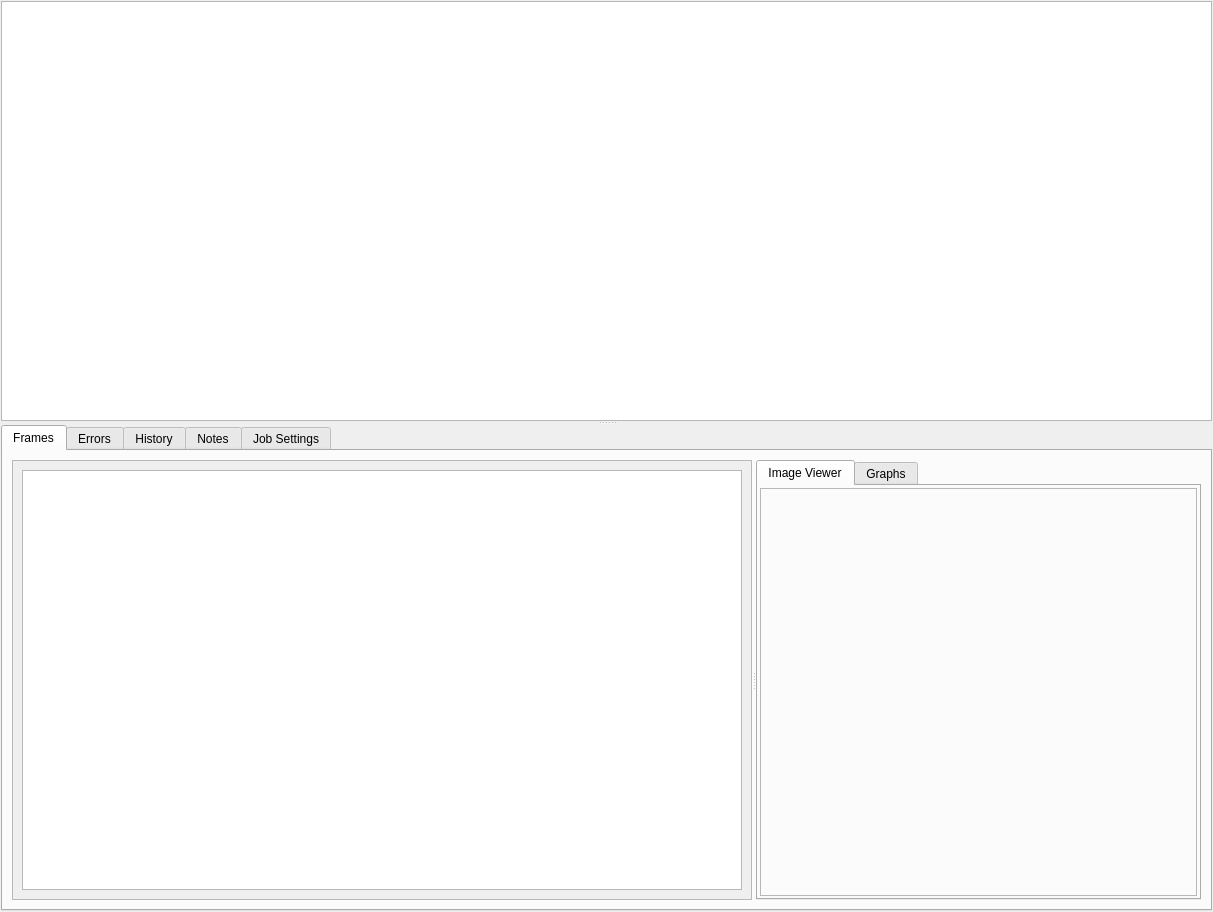
justajeffy/arsenalsuite, file cpp/lib/freezer/ui/joblistwidgetui.ui: the form before one commit.
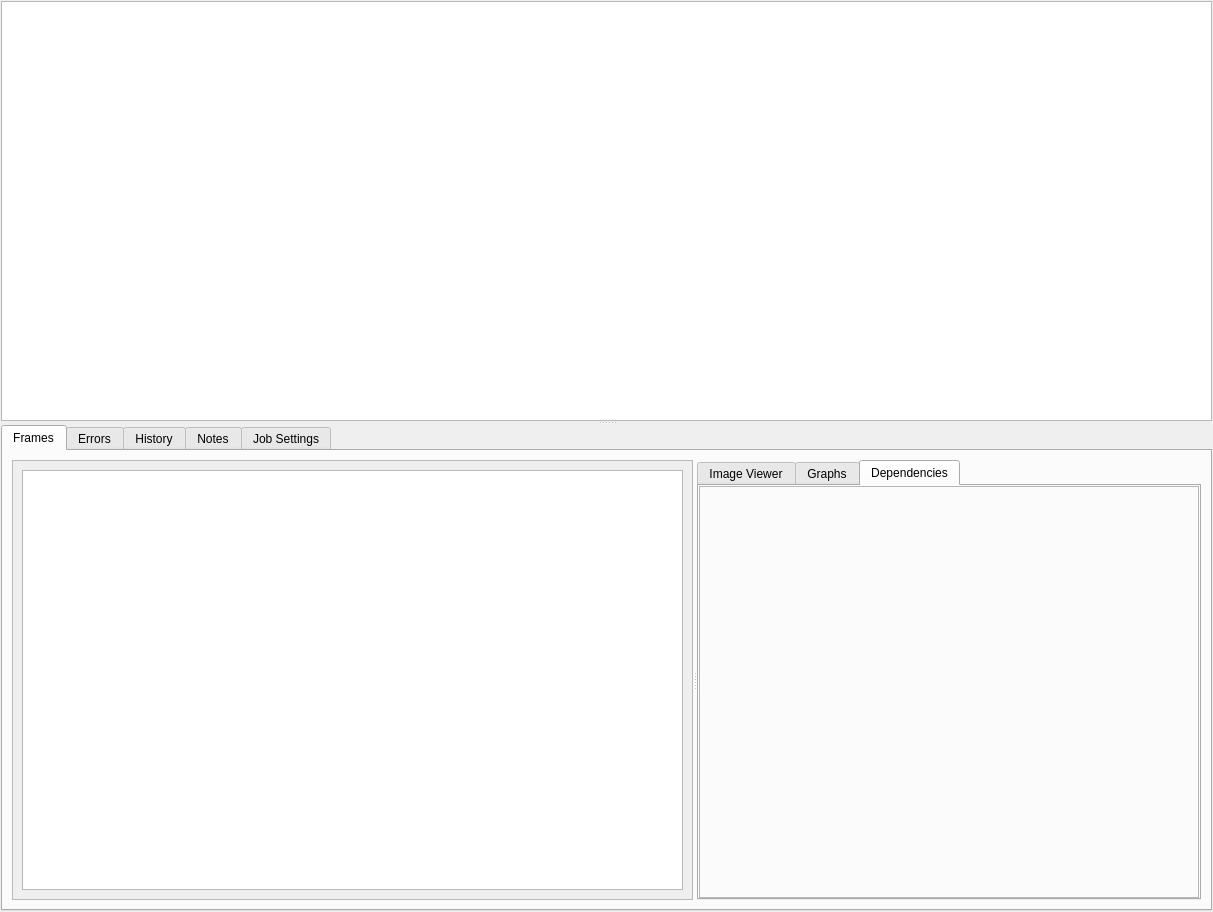
The form after the commit. The open tabs and pages were chosen to show the change. Custom widgets are drawn as their Qt base class.

Commit message: add dependencies tab; don't populate tabs that aren't active;

```diff
--- a/cpp/lib/freezer/ui/joblistwidgetui.ui
+++ b/cpp/lib/freezer/ui/joblistwidgetui.ui
@@ -104,12 +104,12 @@
               <property name="widgetResizable" >
                <bool>true</bool>
               </property>
-              <widget class="QWidget" name="scrollAreaWidgetContents_3" >
-               <property name="geometry" >
+              <widget class="QWidget" name="scrollAreaWidgetContents_3">
+               <property name="geometry">
                 <rect>
                  <x>0</x>
                  <y>0</y>
-                 <width>720</width>
+                 <width>717</width>
                  <height>435</height>
                 </rect>
                </property>
@@ -209,6 +209,26 @@
                 </item>
                </layout>
               </widget>
+              <widget class="QWidget" name="mFrameDepsTab">
+               <attribute name="title">
+                <string>Dependencies</string>
+               </attribute>
+               <layout class="QHBoxLayout" name="horizontalLayout_6">
+                <property name="margin">
+                 <number>0</number>
+                </property>
+                <item>
+                 <widget class="QFrame" name="frame_5">
+                  <property name="frameShape">
+                   <enum>QFrame::StyledPanel</enum>
+                  </property>
+                  <property name="frameShadow">
+                   <enum>QFrame::Raised</enum>
+                  </property>
+                 </widget>
+                </item>
+               </layout>
+              </widget>
              </widget>
             </widget>
            </item>
```
Left out of the diff: 189 changed lines with no effect on the pictures. The commit also changes 2 other files.
